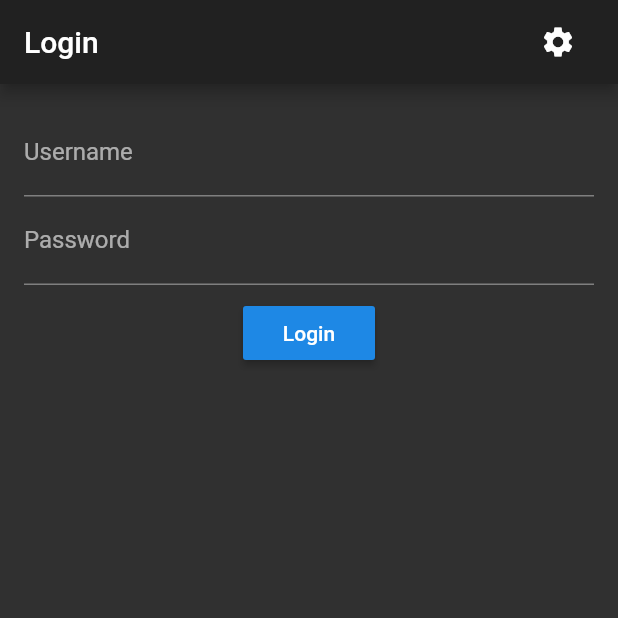
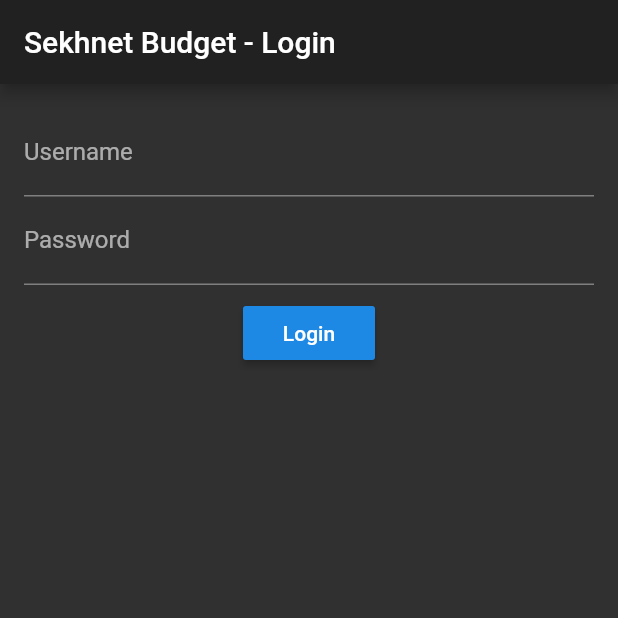
Before and after one commit to fargusplumdoodle/sekhnet-budget-client, a Flutter app: the screen it shows after launch, on a phone screen of 412 x 824 dp, the top half of it. Run offline on Flutter 3.47's test engine with Material 2 defaults, Android fonts, the phone set to English and light mode, and no system bars; our stand-ins replace bloc, equatable, flutter_bloc, flutter_secure_storage.

Commit message:
added list transaction page

```diff
--- a/lib/globals.dart
+++ b/lib/globals.dart
@@ -1,14 +1,7 @@
 import 'model/budget.dart';
 
-String API_HOST = "http://10.0.0.85/api/v2";
-String USERNAME = "dev";
-String PASSWORD = "dev";
-String token = 'ff41f973cda1d22805d642337da8d5f9b9078714';
-
-Map<String, String> get headers => {
-      "Content-Type": "application/json",
-      "Authorization": 'Token $token',
-    };
+const API_HOST = "http://10.0.0.84/api/v2";
+const STAGING_API_HOST = "http://10.0.0.85/api/v2";
 
 class Style {
   static const double h1 = 55;
@@ -33,3 +26,10 @@ double convertToDollars(int amount) {
 int convertToCents(int amount) {
   return amount * 100;
 }
+
+class Constants {
+  static const USERNAME = "username";
+  static const PASSWORD = "password";
+  static const TOKEN = "token";
+  static const API_HOST = "API_HOST";
+}
--- a/lib/main.dart
+++ b/lib/main.dart
@@ -3,6 +3,7 @@ import 'package:budget/simple_bloc_observer.dart';
 import 'package:budget/ui/screens/add_transaction.dart';
 import 'package:budget/ui/screens/budget_detail.dart';
 import 'package:budget/ui/screens/dashboard.dart';
+import 'package:budget/ui/screens/list_transactions.dart';
 import 'package:budget/ui/screens/login.dart';
 import 'package:flutter/material.dart';
 import 'package:flutter_bloc/flutter_bloc.dart';
@@ -23,6 +24,7 @@ class MyApp extends StatelessWidget {
         BudgetDetail.routeName: (context) => BudgetDetail(),
         AddTransactionScreen.routeName: (context) => AddTransactionScreen(),
         LoginScreen.routeName: (context) => LoginScreen(),
+        ListTransactions.routeName: (context) => ListTransactions(),
       },
       title: 'Sekhnet Budget',
       theme: ThemeData.dark(),
--- a/lib/repositories/budget.dart
+++ b/lib/repositories/budget.dart
@@ -25,7 +25,7 @@ class BudgetRepository {
 
 class BudgetApiClient extends ApiClient {
   Future<List<BudgetModel>> getBudgets() async {
-    final url = '$API_HOST/budget';
+    final url = '${await getApiHost()}/budget';
 
     final response =
         await this.httpClient.get(url, headers: await getHeaders());
@@ -47,7 +47,7 @@ class BudgetApiClient extends ApiClient {
 
   Future<List<TransactionModel>> getTransactions(
       int budgetID, int maxTransactions) async {
-    final url = '$API_HOST/transaction/?budget=$budgetID';
+    final url = '${await getApiHost()}/transaction/?budget=$budgetID';
 
     final response =
         await this.httpClient.get(url, headers: await getHeaders());
--- a/lib/ui/screens/budget_detail.dart
+++ b/lib/ui/screens/budget_detail.dart
@@ -38,8 +38,7 @@ class BudgetDetail extends StatelessWidget {
             BudgetCard(budget),
             Divider(),
             BlocProvider(
-                create: (context) =>
-                    TransactionBloc(budgetRepository: _budgetRepo),
+                create: (context) => TransactionBloc(),
                 child: BlocBuilder<TransactionBloc, TransactionState>(
                     builder: (context, state) {
                   if (state is TransactionInitial) {
--- a/lib/ui/screens/login.dart
+++ b/lib/ui/screens/login.dart
@@ -75,15 +75,7 @@ class LoginScreen extends StatelessWidget {
         title: Row(
       mainAxisAlignment: MainAxisAlignment.spaceBetween,
       children: [
-        Text("Login"),
-        IconButton(
-          icon: Icon(
-            Icons.settings,
-          ),
-          onPressed: () {
-            // TODO: GO TO SETTINGS
-          },
-        )
+        Text("Sekhnet Budget - Login"),
       ],
     ));
   }
```
Also changed, not shown: lib/blocs/transaction.dart (+25 -4 lines), lib/repositories/api_client.dart (+17 -1 lines), lib/repositories/login.dart (+9 -14 lines), lib/repositories/transaction.dart (+25 -3 lines), lib/ui/screens/list_transactions.dart (added, +37 -0 lines), lib/ui/widgets/base.dart (+24 -4 lines).
